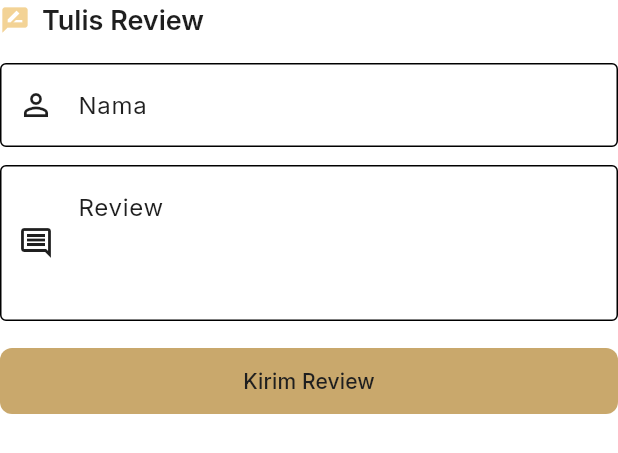
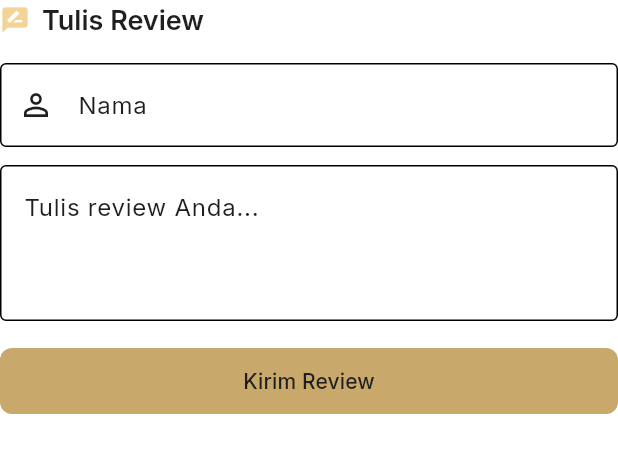
Before and after one commit to barenbaruna/Kulinere-App, a Flutter app: the ReviewForm widget shown alone on an empty page, opened directly with empty values, on a phone screen of 412 x 824 dp. Shown: the top 453 px of the screen. Run offline on Flutter 3.47's test engine with Material 3 defaults, Android fonts, the phone set to English and light mode, and no system bars; our stand-ins replace cached_network_image, google_fonts; network calls fail.

Commit message:
fix any bug and get ready to production

```diff
--- a/lib/screens/detail/widgets/review_form.dart
+++ b/lib/screens/detail/widgets/review_form.dart
@@ -109,10 +109,8 @@ class _ReviewFormState extends State<ReviewForm> {
           TextFormField(
             controller: _reviewController,
             decoration: const InputDecoration(
-              labelText: 'Review',
+              hintText: 'Tulis review Anda...',
               border: OutlineInputBorder(),
-              prefixIcon: Icon(Icons.comment_outlined),
-              alignLabelWithHint: true,
             ),
             maxLines: 3,
             textInputAction: TextInputAction.done,
```
